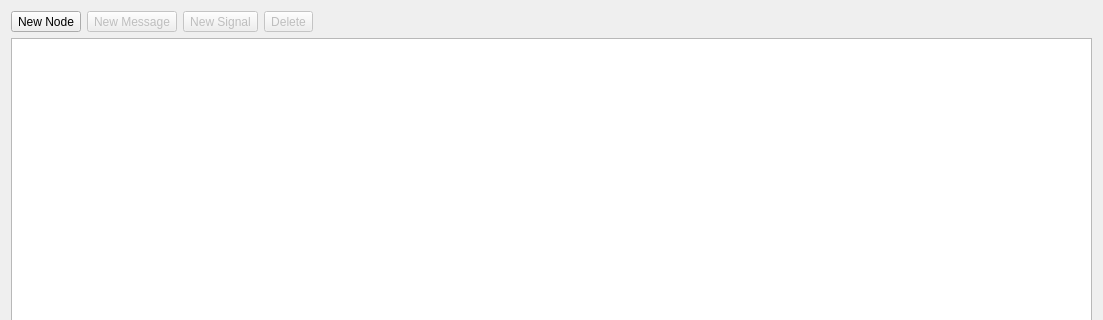
Above: ui/dbcmaineditor.ui from collin80/SavvyCAN before the change; both pictures show x 0 to 1103 and y 0 to 320 of the 1103 by 571 pixel window. Below: the same form after it.
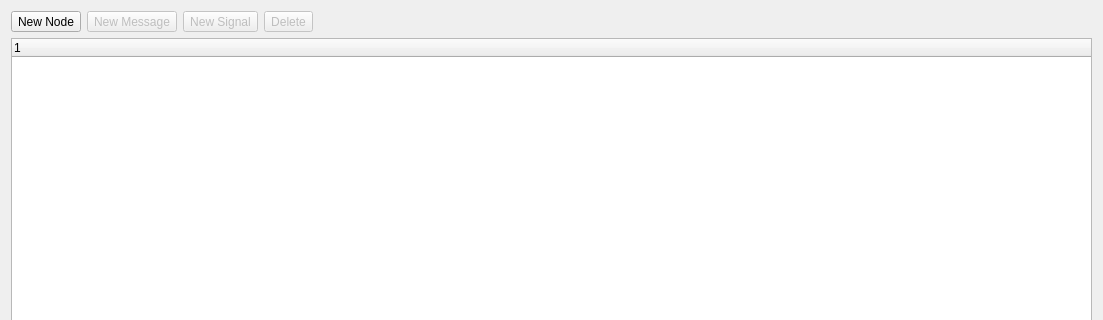
That is the form after the change. Icons and pictures are not drawn.

The edit to the form file:
```diff
--- a/ui/dbcmaineditor.ui
+++ b/ui/dbcmaineditor.ui
@@ -116,11 +116,20 @@
         <number>28</number>
        </property>
        <property name="headerHidden">
-        <bool>true</bool>
+        <bool>false</bool>
        </property>
        <property name="expandsOnDoubleClick">
         <bool>false</bool>
        </property>
+       <property name="columnCount">
+        <number>1</number>
+       </property>
+       <attribute name="headerVisible">
+        <bool>true</bool>
+       </attribute>
+       <attribute name="headerStretchLastSection">
+        <bool>true</bool>
+       </attribute>
        <column>
         <property name="text">
          <string notr="true">1</string>
```
